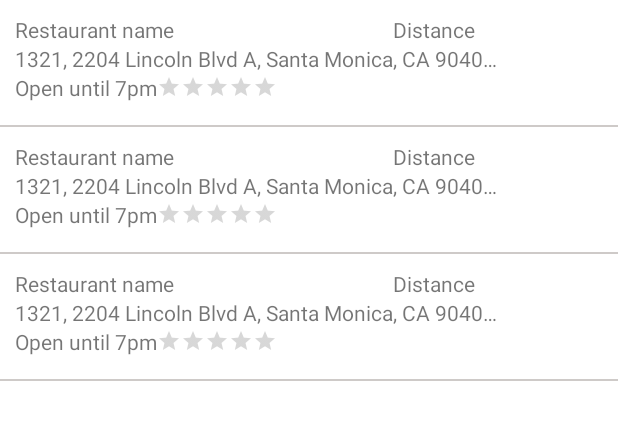
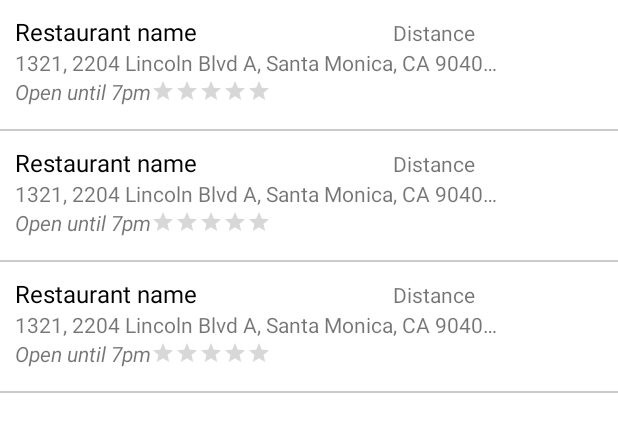
Before and after one commit to GregBiglione/Go4Lunch, an Android app: the layout fragment_list.xml on its own in the app's theme, with its tools: preview values and no code run, on a phone screen of 412 x 824 dp. Shown: the top 432 px of the screen. Run offline under Robolectric (Android 15) with nearby library versions, the phone set to English and light mode, and no system bars.

```diff
--- a/app/src/main/java/com/greg/go4lunch/ListFragment.java
+++ b/app/src/main/java/com/greg/go4lunch/ListFragment.java
@@ -51,7 +51,7 @@ public class ListFragment extends Fragment {
         mRestaurantRecyclerView.setAdapter(new RestaurantAdapter(restaurants, Places.createClient(getContext()), getContext()));
     }
 
-    // ---------------------------- Go to detailed restaurant --------------------------------------
+    //----------------------------- Go to detailed restaurant --------------------------------------
     @Subscribe
     @AllowConcurrentEvents
     public void onDetailedRestaurant(DetailedRestaurantEvent event){
--- a/app/src/main/res/layout/restaurant_item.xml
+++ b/app/src/main/res/layout/restaurant_item.xml
@@ -22,7 +22,8 @@
                 android:id="@+id/restaurant_name"
                 android:layout_width="wrap_content"
                 android:layout_height="wrap_content"
-                android:text="@string/restaurant_name">
+                android:text="@string/restaurant_name"
+                style="@style/restaurant_name">
             </TextView>
 
             <TextView
@@ -71,7 +72,8 @@
                 android:id="@+id/restaurant_hour"
                 android:layout_width="wrap_content"
                 android:layout_height="wrap_content"
-                android:text="@string/open_hour"/>
+                android:text="@string/open_hour"
+                android:textStyle="italic"/>
 
             <RatingBar
                 android:id="@+id/restaurant_rating"
--- a/app/src/main/res/values/strings.xml
+++ b/app/src/main/res/values/strings.xml
@@ -193,5 +193,6 @@
     <string name="notification_message" translatable="false">Notification message</string>
     <string name="no_restaurant_selected">No restaurant selected</string>
     <string name="notifications_settings_dialog_title">Notifications settings</string>
+    <string name="close_hour">Open until</string>
 
 </resources>
--- a/app/src/main/res/values/styles.xml
+++ b/app/src/main/res/values/styles.xml
@@ -54,6 +54,11 @@
         <item name="android:textStyle">italic</item>
         <item name="android:layout_marginBottom">-10dp</item>
         <item name="android:layout_marginStart">20dp</item>
+    </style>
+
+    <style name="restaurant_name">
+        <item name="android:textSize">16sp</item>
+        <item name="android:textColor">@color/black</item>
     </style>
 
     <style name="is_joining_style">
```
Also changed, not shown: app/src/main/java/com/greg/go4lunch/RestaurantAdapter.java (+1 -7 lines), app/src/main/java/com/greg/go4lunch/model/Restaurant.java (+4 -3 lines), app/src/main/java/com/greg/go4lunch/ui/home/HomeFragment.java (+3 -5 lines), 5 other files.
